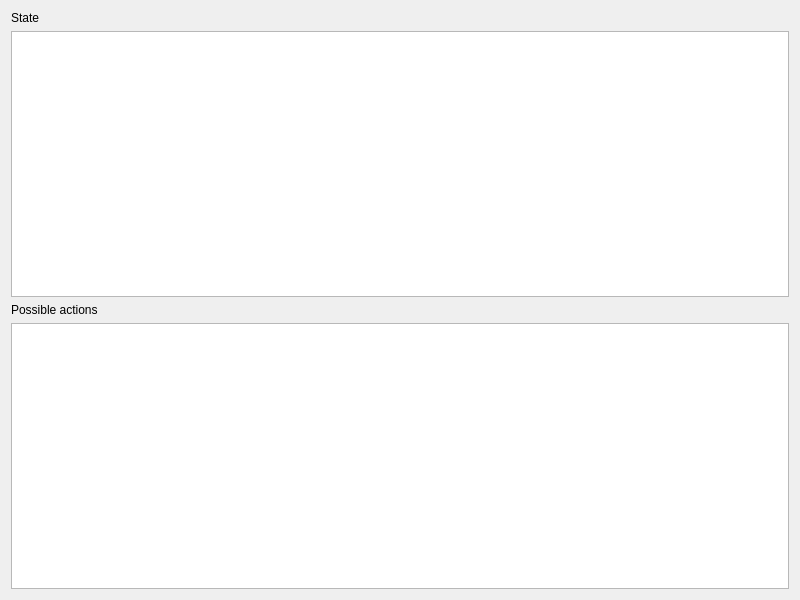
Old version of the form game_dialog.ui in the repository richelbilderbeek/regenwormen.
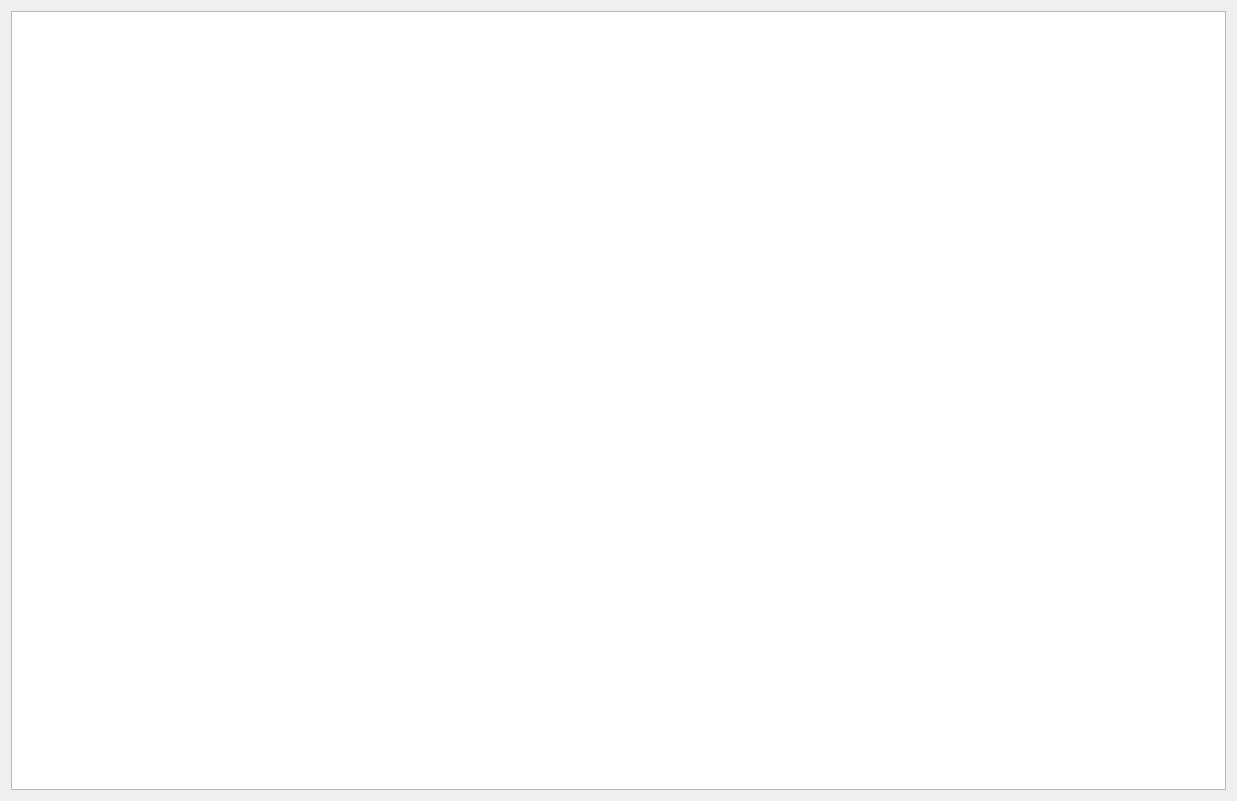
New version of the form.

The edit to the form file:
```diff
--- a/game_dialog.ui
+++ b/game_dialog.ui
@@ -6,37 +6,25 @@
    <rect>
     <x>0</x>
     <y>0</y>
-    <width>800</width>
-    <height>600</height>
+    <width>1237</width>
+    <height>801</height>
    </rect>
   </property>
   <property name="windowTitle">
    <string>game_dialog</string>
   </property>
+  <property name="styleSheet">
+   <string notr="true">QPlainTextEdit{
+  font-family: &quot;monospace&quot;;
+  font-size: 20px
+}</string>
+  </property>
+  <property name="modal">
+   <bool>false</bool>
+  </property>
   <layout class="QVBoxLayout" name="verticalLayout">
    <item>
-    <widget class="QLabel" name="label">
-     <property name="text">
-      <string>State</string>
-     </property>
-    </widget>
-   </item>
-   <item>
-    <widget class="QPlainTextEdit" name="edit_state">
-     <property name="readOnly">
-      <bool>true</bool>
-     </property>
-    </widget>
-   </item>
-   <item>
-    <widget class="QLabel" name="label_2">
-     <property name="text">
-      <string>Possible actions</string>
-     </property>
-    </widget>
-   </item>
-   <item>
-    <widget class="QPlainTextEdit" name="edit_actions">
+    <widget class="QPlainTextEdit" name="edit">
      <property name="readOnly">
       <bool>true</bool>
      </property>
```
